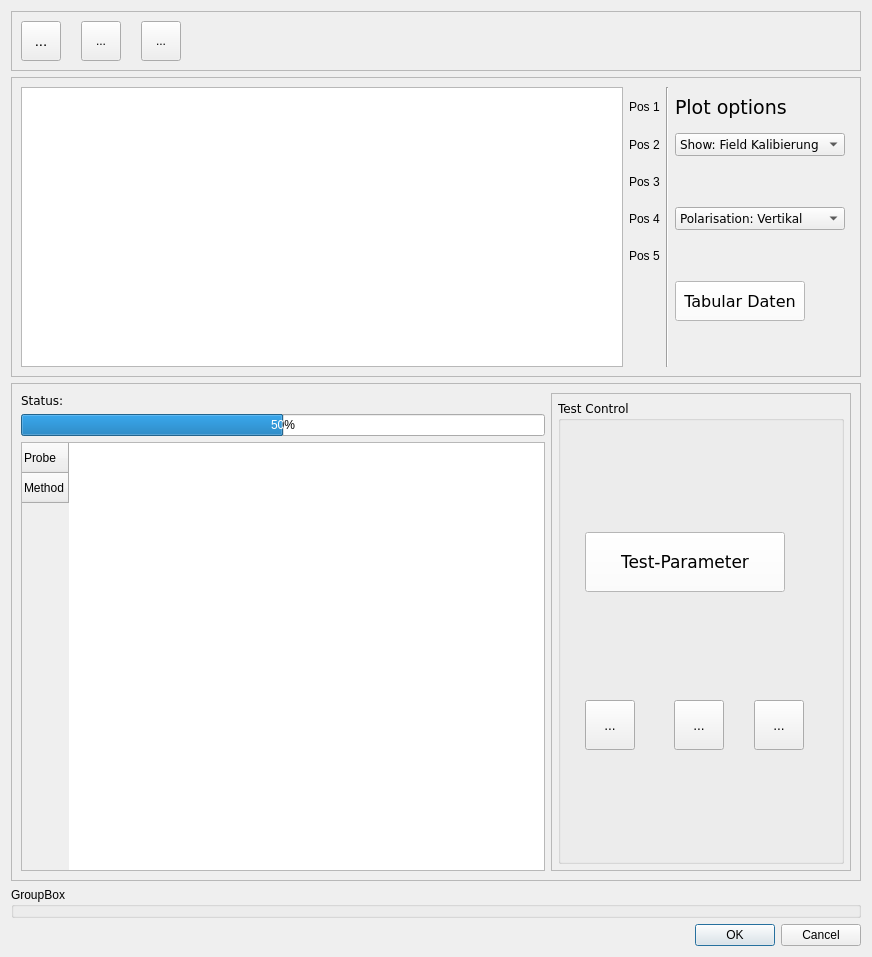
Before: the Qt Designer form gui/uifiles/KalibierungWindow_neu.ui in mengze21/Development-of-an-EMC-test-software, drawn with Qt 5.
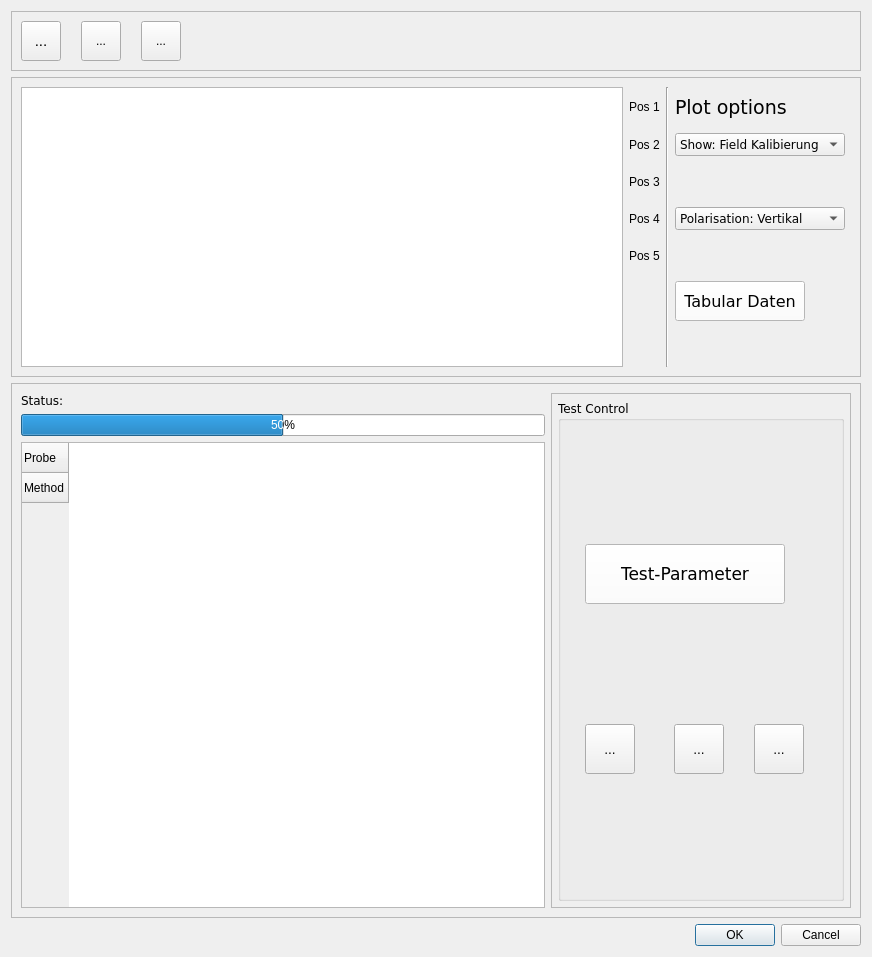
After: the same form once the commit is applied. Icons and pictures are not drawn.

```diff
--- a/gui/uifiles/KalibierungWindow_neu.ui
+++ b/gui/uifiles/KalibierungWindow_neu.ui
@@ -514,13 +514,6 @@
      </layout>
     </widget>
    </item>
-   <item>
-    <widget class="QGroupBox" name="groupBox">
-     <property name="title">
-      <string>GroupBox</string>
-     </property>
-    </widget>
-   </item>
    <item>
     <widget class="QDialogButtonBox" name="buttonBox">
      <property name="orientation">
```
Left out of the diff: 18 changed lines with no effect on the pictures.
